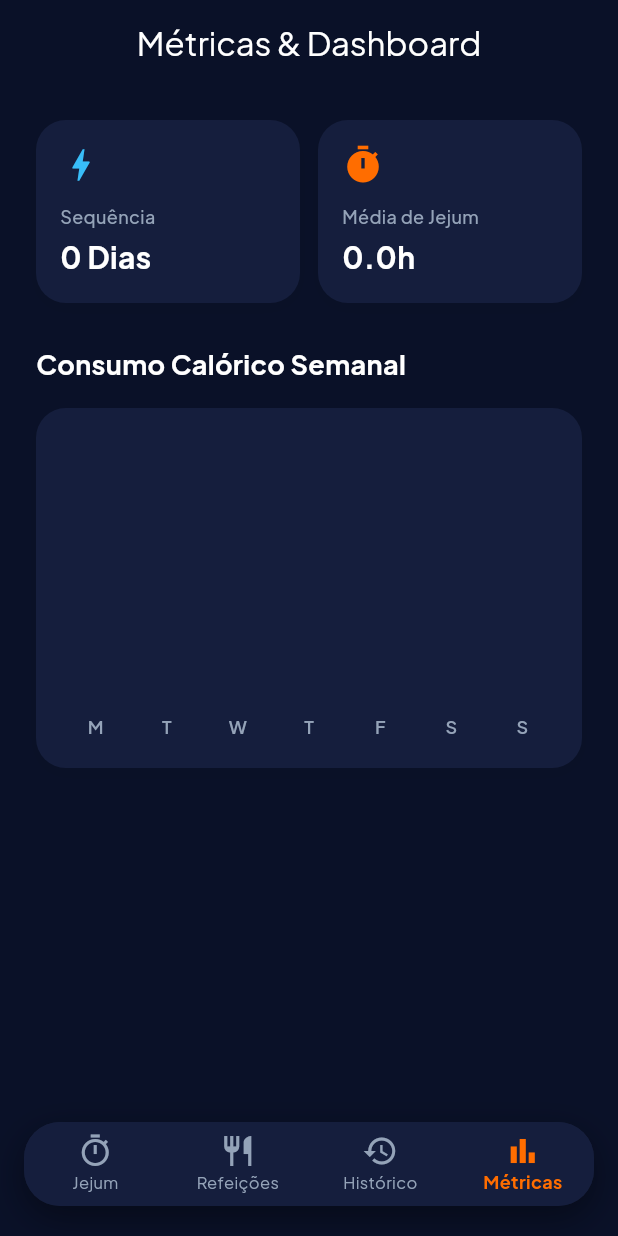
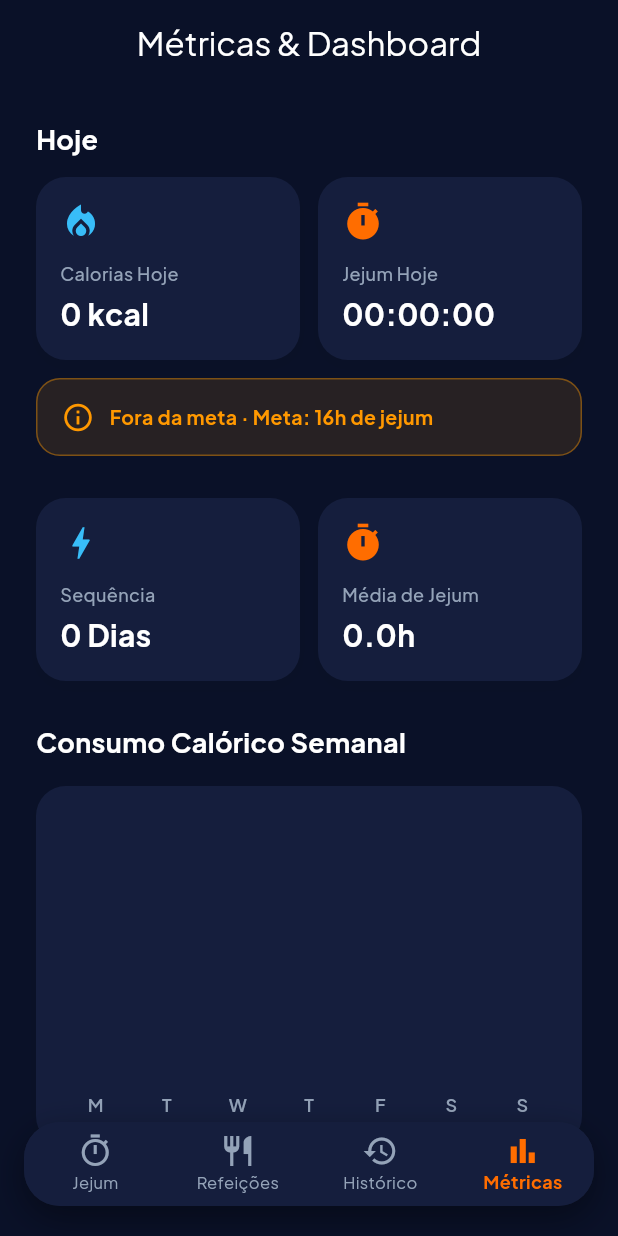
Before and after one commit to Naita1/fasting-tracker-app, a Flutter app: the DashboardScreen screen opened by its route, on a phone screen of 412 x 824 dp. Run offline on Flutter 3.47's test engine with Material 3 defaults, Android fonts, the phone set to English and light mode, and no system bars; drawn by our look-alikes of fl_chart; our stand-ins replace flutter_animate, flutter_local_notifications, flutter_riverpod, go_router, google_fonts, hive_flutter and 1 more; accounts and stored records are empty.

Commit message:
feat(dashboard): add today's fasting duration and goal status

```diff
--- a/lib/features/dashboard/provider/dashboard_provider.dart
+++ b/lib/features/dashboard/provider/dashboard_provider.dart
@@ -4,6 +4,7 @@ import 'package:flutter_riverpod/flutter_riverpod.dart';
 
 import '../../../core/theme/app_colors.dart';
 import '../../../core/utils/date_utils.dart';
+import '../../fasting/providers/fasting_provider.dart';
 import '../../history/providers/history_provider.dart';
 import '../../meals/providers/meals_provider.dart';
 
@@ -12,23 +13,62 @@ class DashboardMetrics {
   final String averageFastingHours;
   final List<BarChartGroupData> weeklyCalorieBars;
   final List<String> weekDays;
+  final int todayTotalCalories;
+  final Duration todayFastingDuration;
+  final Duration todayFastingGoal;
+  final bool isWithinFastingGoal;
 
   const DashboardMetrics({
     required this.fastingStreak,
     required this.averageFastingHours,
     required this.weeklyCalorieBars,
     required this.weekDays,
+    required this.todayTotalCalories,
+    required this.todayFastingDuration,
+    required this.todayFastingGoal,
+    required this.isWithinFastingGoal,
   });
 }
 
 final dashboardProvider = Provider<DashboardMetrics>((ref) {
   final allMeals = ref.watch(mealsProvider);
   final historyState = ref.watch(historyProvider);
+  final fastingState = ref.watch(fastingNotifierProvider);
 
   final allSessions = historyState.sessions;
+  final currentSession = fastingState.session;
 
   final today = DateTime.now();
   final normalizedToday = DateTime(today.year, today.month, today.day);
+
+  bool isToday(DateTime date) {
+    final d = DateTime(date.year, date.month, date.day);
+    return d == normalizedToday;
+  }
+
+  final todayTotalCalories = allMeals
+      .where((meal) => AppDateUtils.isToday(meal.dateTime))
+      .fold<int>(0, (sum, meal) => sum + meal.calories);
+
+  Duration todayFastingDuration = allSessions
+      .where((s) => isToday(s.startedAt))
+      .fold<Duration>(Duration.zero, (sum, s) => sum + s.elapsedTime);
+
+  if (currentSession != null && isToday(currentSession.startedAt)) {
+    todayFastingDuration += currentSession.elapsedTime;
+  }
+
+  int goalHours = 16;
+  if (currentSession != null && isToday(currentSession.startedAt)) {
+    goalHours = currentSession.protocol.fastingHours;
+  } else {
+    final todaysSessions = allSessions.where((s) => isToday(s.startedAt)).toList();
+    if (todaysSessions.isNotEmpty) {
+      goalHours = todaysSessions.last.protocol.fastingHours;
+    }
+  }
+  final todayFastingGoal = Duration(hours: goalHours);
+  final isWithinFastingGoal = todayFastingDuration >= todayFastingGoal;
 
   final Map<int, double> dailyCalories = {0: 0, 1: 0, 2: 0, 3: 0, 4: 0, 5: 0, 6: 0};
   final List<String> weekDays = [];
@@ -104,5 +144,9 @@ final dashboardProvider = Provider<DashboardMetrics>((ref) {
     averageFastingHours: averageFastingHours,
     weeklyCalorieBars: weeklyCalorieBars,
     weekDays: weekDays,
+    todayTotalCalories: todayTotalCalories,
+    todayFastingDuration: todayFastingDuration,
+    todayFastingGoal: todayFastingGoal,
+    isWithinFastingGoal: isWithinFastingGoal,
   );
 });
--- a/lib/features/dashboard/screens/dashboard_screen.dart
+++ b/lib/features/dashboard/screens/dashboard_screen.dart
@@ -2,6 +2,7 @@ import 'package:flutter/material.dart';
 import 'package:flutter_riverpod/flutter_riverpod.dart';
 
 import '../../../core/theme/app_colors.dart';
+import '../../../core/utils/date_utils.dart';
 import '../provider/dashboard_provider.dart';
 import '../widgets/weekly_bar_chart.dart';
 
@@ -22,6 +23,40 @@ class DashboardScreen extends ConsumerWidget {
         child: Column(
           crossAxisAlignment: CrossAxisAlignment.start,
           children: [
+            const Text(
+              'Hoje',
+              style: TextStyle(fontSize: 18, fontWeight: FontWeight.bold, color: AppColors.textPrimary),
+            ),
+            const SizedBox(height: 12),
+            Row(
+              children: [
+                Expanded(
+                  child: _MetricCard(
+                    title: 'Calorias Hoje',
+                    value: '${metrics.todayTotalCalories} kcal',
+                    icon: Icons.local_fire_department,
+                    color: AppColors.accent,
+                  ),
+                ),
+                const SizedBox(width: 12),
+                Expanded(
+                  child: _MetricCard(
+                    title: 'Jejum Hoje',
+                    value: AppDateUtils.formatDuration(metrics.todayFastingDuration),
+                    icon: Icons.timer,
+                    color: AppColors.primary,
+                  ),
+                ),
+              ],
+            ),
+            const SizedBox(height: 12),
+            _GoalStatusCard(
+              current: metrics.todayFastingDuration,
+              goal: metrics.todayFastingGoal,
+              isWithinGoal: metrics.isWithinFastingGoal,
+            ),
+            const SizedBox(height: 28),
+
             Row(
               children: [
                 Expanded(
@@ -74,6 +109,47 @@ class DashboardScreen extends ConsumerWidget {
             ),
           ],
         ),
+      ),
+    );
+  }
+}
+
+class _GoalStatusCard extends StatelessWidget {
+  final Duration current;
+  final Duration goal;
+  final bool isWithinGoal;
+
+  const _GoalStatusCard({
+    required this.current,
+    required this.goal,
+    required this.isWithinGoal,
+  });
+
+  @override
+  Widget build(BuildContext context) {
+    final color = isWithinGoal ? AppColors.primary : Colors.orange;
+    final label = isWithinGoal ? 'Dentro da meta' : 'Fora da meta';
+    final goalHours = goal.inHours;
+
+    return Container(
+      width: double.infinity,
+      padding: const EdgeInsets.symmetric(horizontal: 16, vertical: 14),
+      decoration: BoxDecoration(
+        color: color.withValues(alpha: 0.12),
+        borderRadius: BorderRadius.circular(16),
+        border: Border.all(color: color.withValues(alpha: 0.4)),
+      ),
+      child: Row(
+        children: [
+          Icon(isWithinGoal ? Icons.check_circle : Icons.info_outline, color: color, size: 22),
+          const SizedBox(width: 10),
+          Expanded(
+            child: Text(
+              '$label · Meta: ${goalHours}h de jejum',
+              style: TextStyle(color: color, fontWeight: FontWeight.bold, fontSize: 13),
+            ),
+          ),
+        ],
       ),
     );
   }
```
